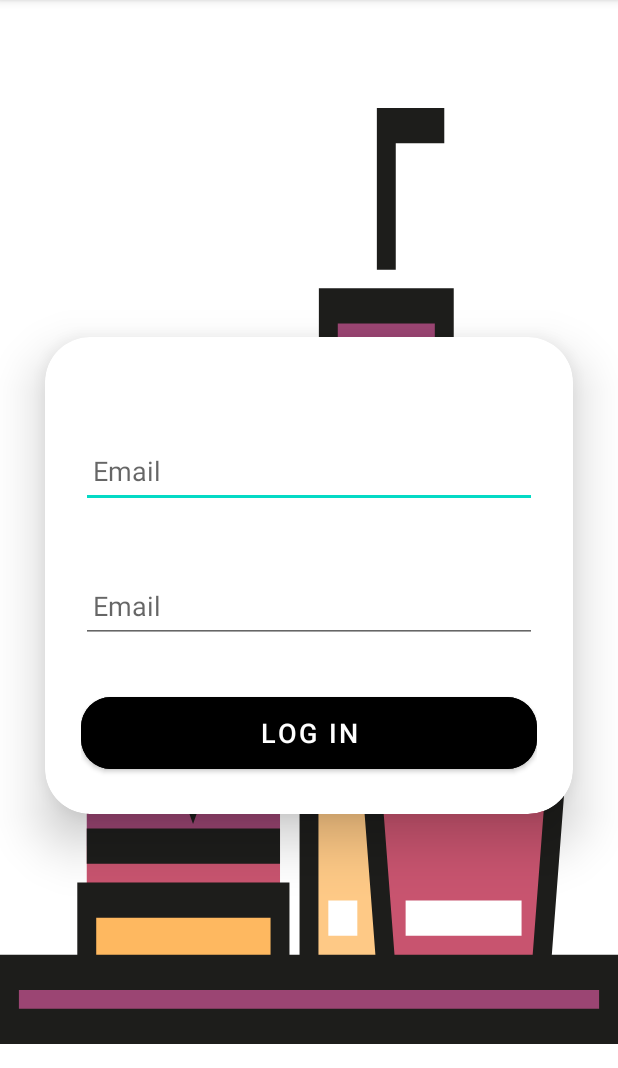
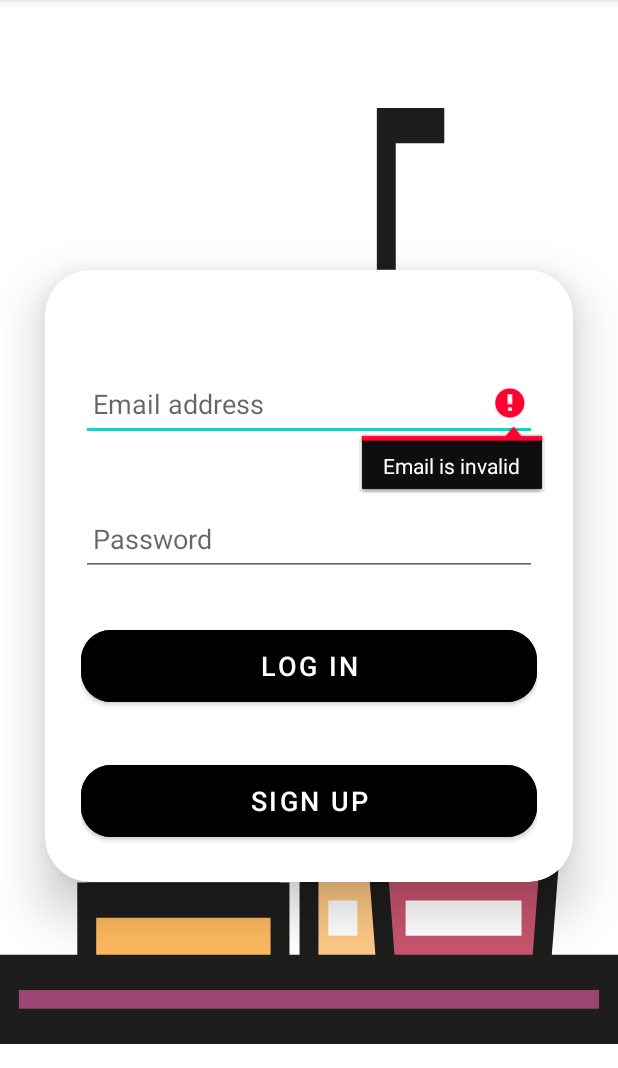
Before and after one commit to MinhHieu-Nguyen-dn/FoodOrderApp, an Android app: the LoginActivity screen opened directly, with no data from a screen before it, after a tap on "LOG IN", on a phone screen of 412 x 824 dp, the part 84-1152 px from its top. Run offline under Robolectric (Android 15) with nearby library versions, the phone set to English and light mode, and no system bars; our stand-ins replace Firebase (no records; nobody signed in at launch, a user with empty details on screens opened directly).

Commit message:
modify login activity

```diff
--- a/app/src/main/java/com/example/foodorder/LoginActivity.java
+++ b/app/src/main/java/com/example/foodorder/LoginActivity.java
@@ -2,12 +2,11 @@ package com.example.foodorder;
 
 
 import androidx.appcompat.app.AppCompatActivity;
-//import androidx.preference.PreferenceManager;
 
 import android.annotation.SuppressLint;
 import android.content.Intent;
 import android.os.Bundle;
-import android.preference.PreferenceManager;
+import android.util.Patterns;
 
 
 import com.example.foodorder.databinding.ActivityLoginBinding;
@@ -17,7 +16,6 @@ import com.google.firebase.firestore.FirebaseFirestore;
 public class LoginActivity extends AppCompatActivity {
 
     private ActivityLoginBinding binding;
-
 
     @SuppressLint("RestrictedApi")
     @Override
@@ -34,8 +32,13 @@ public class LoginActivity extends AppCompatActivity {
             String email = binding.signinEmail.getText().toString().trim(); // Trim to remove leading/trailing spaces
             String password = binding.signinPassword.getText().toString();
 
+            boolean isValidated = validateData(email,password);
+            if(!isValidated){
+                return;
+            }
+
             FirebaseFirestore database = FirebaseFirestore.getInstance();
-            database.collection("Accounts")
+            database.collection("account")
                     .whereEqualTo("email", email)
                     .whereEqualTo("password", password)
                     .get()
@@ -48,6 +51,25 @@ public class LoginActivity extends AppCompatActivity {
                         }
                     });
         });
+
+        binding.signupButton.setOnClickListener(v -> {
+            Intent intent = new Intent(getApplicationContext(), SignupActivity.class);
+            intent.addFlags(Intent.FLAG_ACTIVITY_NEW_TASK | Intent.FLAG_ACTIVITY_CLEAR_TASK);
+            startActivity(intent);
+        });
+    }
+
+    boolean validateData(String email,String password){
+
+        if(!Patterns.EMAIL_ADDRESS.matcher(email).matches()){
+            binding.signinEmail.setError("Email is invalid");
+            return false;
+        }
+        if(password.length()<6){
+            binding.signinPassword.setError("Password length is invalid");
+            return false;
+        }
+        return true;
     }
 
 }
--- a/app/src/main/res/layout/activity_login.xml
+++ b/app/src/main/res/layout/activity_login.xml
@@ -32,7 +32,8 @@
                 android:id="@+id/signin_email"
                 android:layout_marginTop="40dp"
                 android:padding="8dp"
-                android:hint="Email"
+                android:inputType="textEmailAddress"
+                android:hint="Email address"
                 android:textColor="@color/black"
                 />
 
@@ -42,7 +43,8 @@
                 android:id="@+id/signin_password"
                 android:layout_marginTop="40dp"
                 android:padding="8dp"
-                android:hint="Email"
+                android:inputType="textPassword"
+                android:hint="Password"
                 android:textColor="@color/black"
                 />
 
@@ -57,7 +59,16 @@
                 app:cornerRadius="20dp"
                 />
 
-
+            <Button
+                android:layout_width="match_parent"
+                android:layout_height="60dp"
+                android:text="Sign up"
+                android:id="@+id/signupButton"
+                android:textSize="18sp"
+                android:layout_marginTop="30dp"
+                android:backgroundTint="@color/black"
+                app:cornerRadius="20dp"
+                />
 
         </LinearLayout>
 
```
Lines whose indentation alone changed are shown as unchanged.
